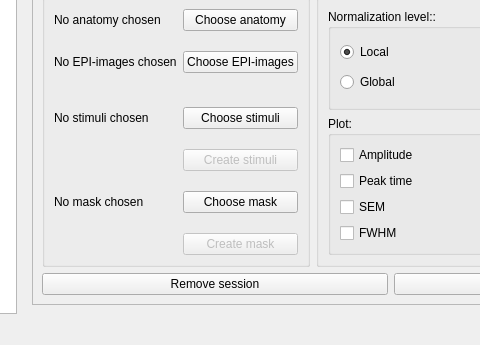
Above: src/ui/mainwindow.ui from pfechd/jabe before the change; both pictures show x 332 to 812 and y 346 to 691 of the 1100 by 691 pixel window. Below: the same form after it.
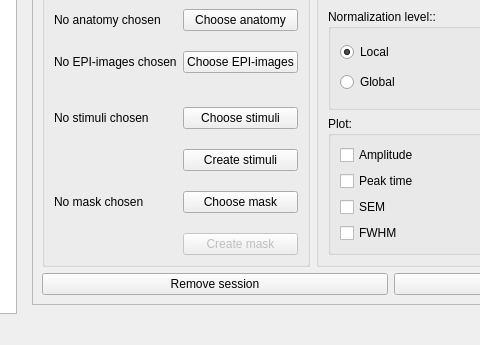
That is the form after the change.

Commit message: Enable create stimuli button that was lost in the merge

What changed in the file:
```diff
--- a/src/ui/mainwindow.ui
+++ b/src/ui/mainwindow.ui
@@ -1343,7 +1343,7 @@
                   <item row="3" column="1">
                    <widget class="QPushButton" name="create_session_stimuli_btn">
                     <property name="enabled">
-                     <bool>false</bool>
+                     <bool>true</bool>
                     </property>
                     <property name="text">
                      <string>Create stimuli</string>
```
